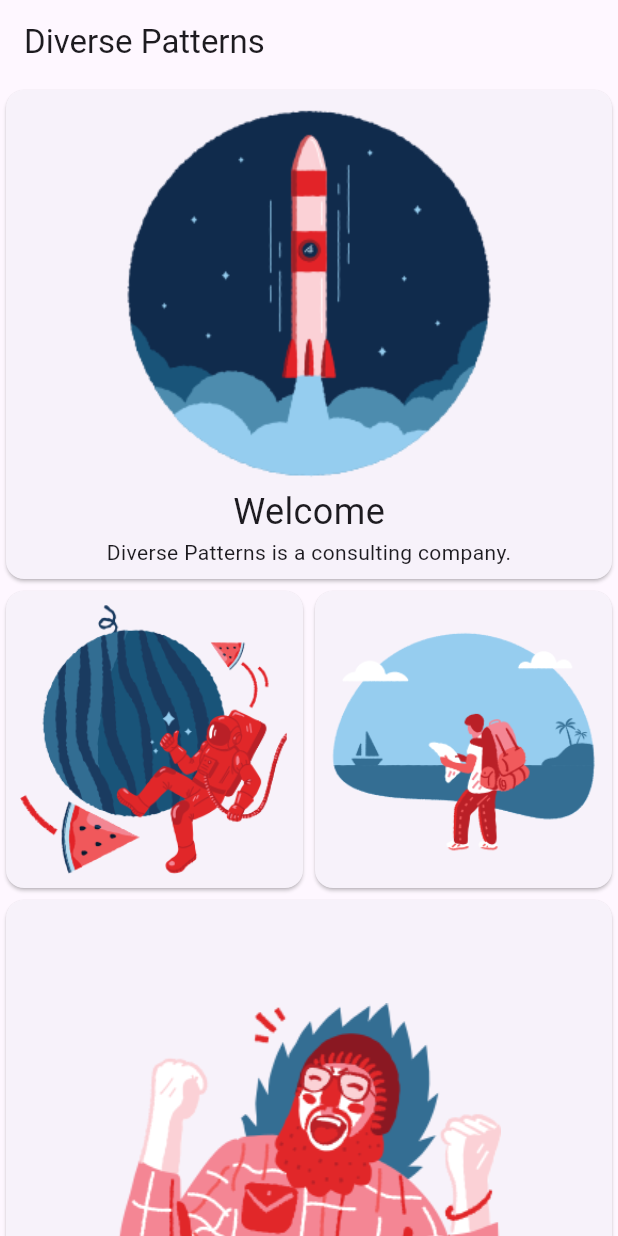
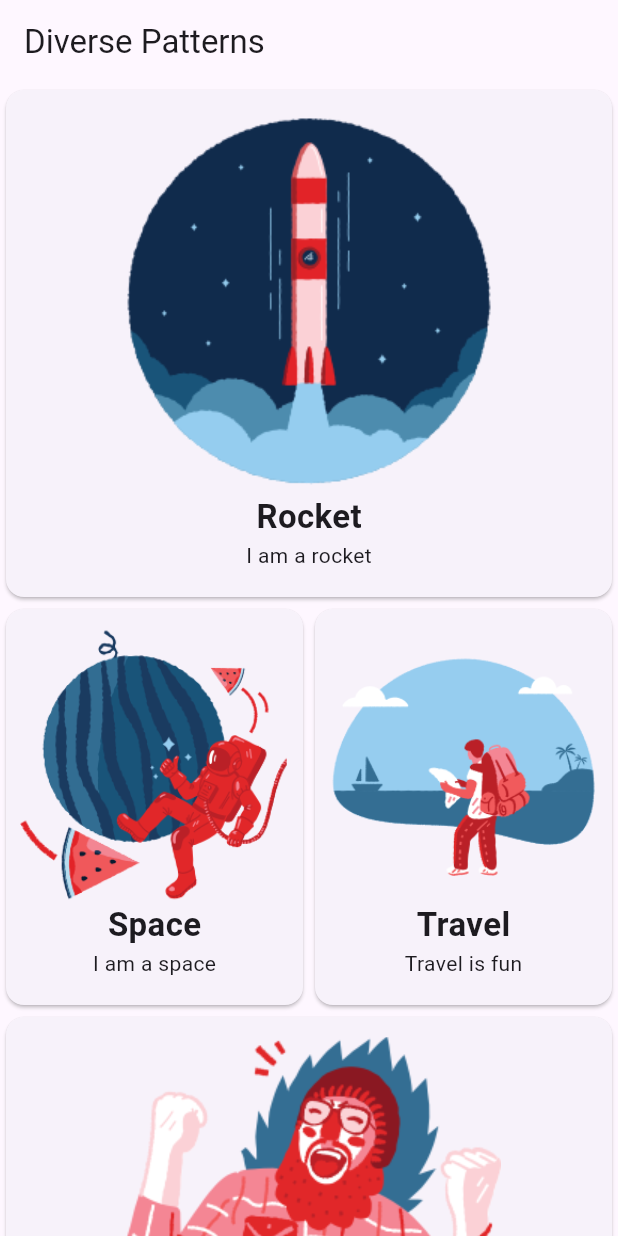
Before and after one commit to sagarprasai/simplest_tutorial, a Flutter app: the screen it shows after launch, on a phone screen of 412 x 824 dp. Run offline on Flutter 3.47's test engine with Material 2 defaults, Android fonts, the phone set to English and light mode, and no system bars.

Commit message:
upto passing data.

```diff
--- /dev/null
+++ b/lib/core/constants.dart
@@ -0,0 +1,4 @@
+const double kdouble5 = 5.0;
+const double kdouble10 = 10.0;
+const double kdouble20 = 20.0;
+const double kdouble40 = 40.0;
--- a/lib/pages/home_page.dart
+++ b/lib/pages/home_page.dart
@@ -1,4 +1,5 @@
 import 'package:flutter/material.dart';
+import 'package:simplesttutorial/widget/card_widget.dart';
 
 class HomePage extends StatelessWidget {
   const HomePage({Key? key}) : super(key: key);
@@ -14,49 +15,30 @@ class HomePage extends StatelessWidget {
         body: SingleChildScrollView(
           child: Column(
             children: [
-              Card(
-                child: Container(
-                  padding: const EdgeInsets.all(8.0),
-                  width: double.infinity,
-                  child: Column(
-                    children: [
-                      Image.asset('images/rocket.png'),
-                      const Text('Welcome',
-                          style: TextStyle(
-                            fontSize: 24.0,
-                          )),
-                      const Text('Diverse Patterns is a consulting company.'),
-                    ],
-                  ),
-                ),
-              ),
+              const CardWidget(
+                  title: 'Rocket',
+                  description: 'I am a rocket',
+                  imagePath: 'rocket'),
               Row(
-                children: [
+                children: const [
                   Expanded(
-                    child: Card(
-                      child: Container(
-                        padding: const EdgeInsets.all(8.0),
-                        child: Image.asset('images/space.png'),
-                      ),
-                    ),
+                    child: CardWidget(
+                        title: 'Space',
+                        description: 'I am a space',
+                        imagePath: 'space'),
                   ),
                   Expanded(
-                    child: Card(
-                      child: Container(
-                        padding: const EdgeInsets.all(8.0),
-                        child: Image.asset('images/travel.png'),
-                      ),
-                    ),
+                    child: CardWidget(
+                        title: 'Travel',
+                        description: 'Travel is fun',
+                        imagePath: 'travel'),
                   ),
                 ],
               ),
-              Card(
-                child: Container(
-                  padding: const EdgeInsets.all(8.0),
-                  width: double.infinity,
-                  child: Image.asset('images/yeah.png'),
-                ),
-              ),
+              const CardWidget(
+                  title: 'Yeah!',
+                  description: 'Yeah! I did it.',
+                  imagePath: 'yeah'),
             ],
           ),
         ));
--- /dev/null
+++ b/lib/widget/card_widget.dart
@@ -0,0 +1,36 @@
+import 'package:flutter/material.dart';
+import '../core/constants.dart';
+
+class CardWidget extends StatelessWidget {
+  const CardWidget(
+      {super.key,
+      required this.title,
+      required this.description,
+      required this.imagePath});
+  final String title;
+  final String description;
+  final String imagePath;
+
+  @override
+  Widget build(BuildContext context) {
+    return Card(
+      child: Container(
+        padding: const EdgeInsets.all(8.0),
+        width: double.infinity,
+        child: Column(
+          children: [
+            const SizedBox(height: kdouble5),
+            Image.asset('images/$imagePath.png'),
+            Text(title,
+                style: const TextStyle(
+                  fontSize: 22.0,
+                  fontWeight: FontWeight.bold,
+                )),
+            Text(description),
+            const SizedBox(height: kdouble10),
+          ],
+        ),
+      ),
+    );
+  }
+}
```
